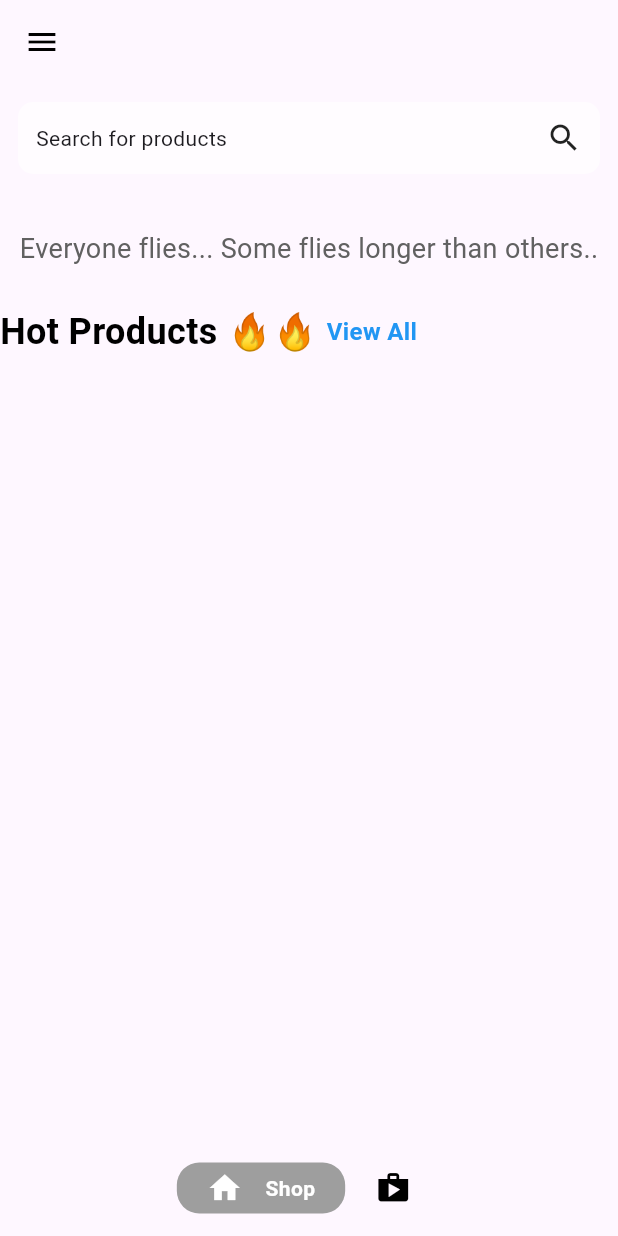
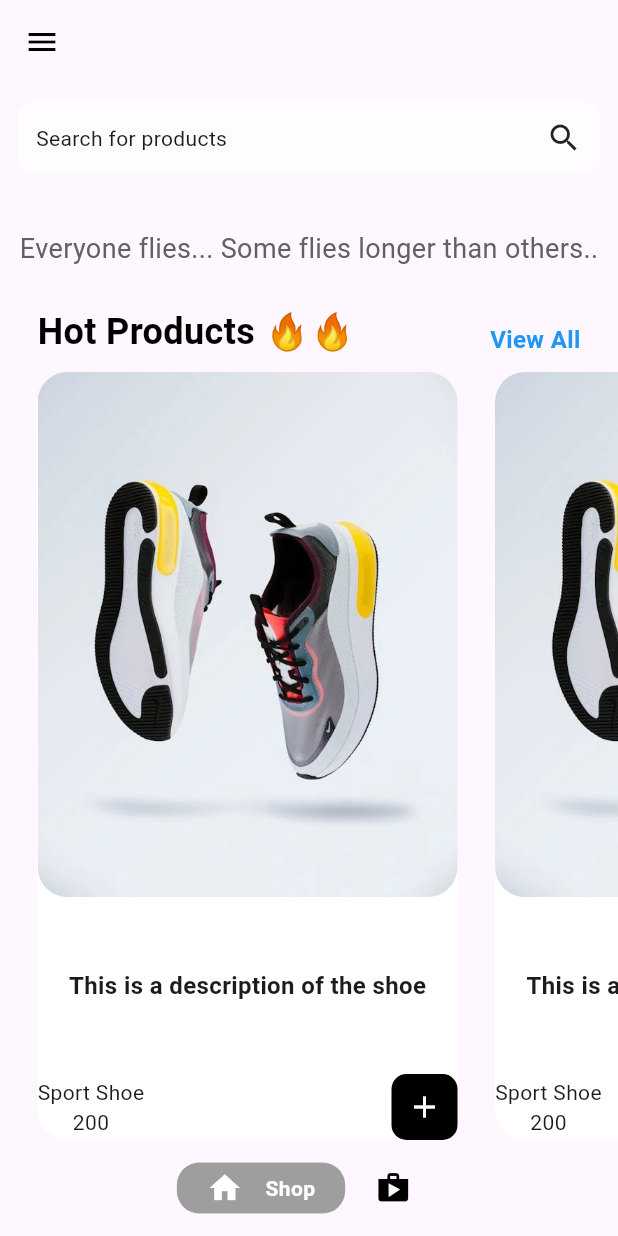
Before and after one commit to ZakyTm/ECOMMERCE-APP, a Flutter app: the HomePage screen opened directly, on a phone screen of 412 x 824 dp. Run offline on Flutter 3.47's test engine with Material 3 defaults, Android fonts, the phone set to English and light mode, and no system bars; drawn by our look-alikes of google_nav_bar.

Commit message:
Adding the models folder and creating the shop interface with a well structured UI

```diff
--- /dev/null
+++ b/lib/components/shoe_tile.dart
@@ -0,0 +1,58 @@
+import 'package:flutter/material.dart';
+
+import '../models/shoe.dart';
+
+class ShoeTile extends StatelessWidget {
+  Shoe shoe;
+  ShoeTile({super.key, required this.shoe});
+
+  @override
+  Widget build(BuildContext context) {
+    return Container(
+      margin: const EdgeInsets.only(left: 25),
+      width: 280,
+      decoration: BoxDecoration(
+        color: Colors.white,
+        borderRadius: BorderRadius.circular(20),
+      ),
+      child: Column(
+        mainAxisAlignment: MainAxisAlignment.spaceBetween,
+        children: [
+          ClipRRect(
+              borderRadius: BorderRadius.circular(20),
+              child: Image.asset(shoe.imagePath)),
+          Text(
+            shoe.description,
+            style: const TextStyle(
+              fontSize: 16,
+              fontWeight: FontWeight.bold,
+            ),
+          ),
+          Row(
+            mainAxisAlignment: MainAxisAlignment.spaceBetween,
+            children: [
+              Column(
+                children: [
+                  //shoe Name
+                  Text(shoe.name),
+                  //Shoe Price
+                  Text(shoe.price)
+                ],
+              ),
+
+              //Add to Cart Button
+              Container(
+                padding: EdgeInsets.all(10),
+                decoration: BoxDecoration(
+                  color: Colors.black,
+                  borderRadius: BorderRadius.circular(10),
+                ),
+                child: Icon(Icons.add, color: Colors.white),
+              )
+            ],
+          )
+        ],
+      ),
+    );
+  }
+}
--- /dev/null
+++ b/lib/models/shoe.dart
@@ -0,0 +1,12 @@
+class Shoe {
+  final String name;
+  final String imagePath;
+  final String price;
+  final String description;
+
+  Shoe(
+      {required this.name,
+      required this.imagePath,
+      required this.price,
+      required this.description});
+}
--- a/lib/pages/home_page.dart
+++ b/lib/pages/home_page.dart
@@ -1,5 +1,4 @@
 import 'package:ecommerce_app/components/bottom_nav_bar.dart';
-
 import 'package:flutter/material.dart';
 import 'shop_page.dart';
 import 'cart_page.dart';
@@ -11,24 +10,17 @@ class HomePage extends StatefulWidget {
   State<HomePage> createState() => _HomePageState();
 }
 
-//
 class _HomePageState extends State<HomePage> {
-// this selectide index is to control the bottom nav bar
   int _selectedIndex = 0;
 
-  //this method will update our selected index when we tap on the bottom nav bar
-  void navegateBottomBar(int index) {
+  void navigateBottomBar(int index) {
     setState(() {
       _selectedIndex = index;
     });
   }
 
-  //page To display
   final List<Widget> _pages = <Widget>[
-    //Shop page
     const ShopPage(),
-
-    //Card Page
     const CartPage(),
   ];
 
@@ -36,7 +28,7 @@ class _HomePageState extends State<HomePage> {
   Widget build(BuildContext context) {
     return Scaffold(
       bottomNavigationBar: BottomNavBar(
-        onTabChange: (index) => navegateBottomBar(index),
+        onTabChange: (index) => navigateBottomBar(index),
       ),
       appBar: AppBar(
         backgroundColor: Colors.transparent,
@@ -49,62 +41,57 @@ class _HomePageState extends State<HomePage> {
             ),
             onPressed: () {
               Scaffold.of(context).openDrawer();
-              }),
+            },
+          ),
         ),
       ),
       drawer: Drawer(
         backgroundColor: Colors.grey[900],
         child: Column(
-            mainAxisAlignment: MainAxisAlignment.spaceBetween,
           children: [
+            // Top content
             Column(
               children: [
-                  //Logo
                 DrawerHeader(
                   child: Image.asset(
                     'lib/images/one_logo.jpeg',
                   ),
                 ),
-
                 const Padding(
                   padding: EdgeInsets.symmetric(horizontal: 20),
                   child: Divider(
                     color: Colors.white,
                   ),
                 ),
-                  //Other pages we can go to from the drawer
-                  // Home Page
                 const Padding(
                   padding: EdgeInsets.only(left: 25),
                   child: ListTile(
                     leading: Icon(Icons.home, color: Colors.white),
-                      title:
-                          Text('Home', style: TextStyle(color: Colors.white)),
+                    title: Text('Home', style: TextStyle(color: Colors.white)),
                   ),
                 ),
-
-                  // About Page
                 const Padding(
                   padding: EdgeInsets.only(left: 25),
                   child: ListTile(
                     leading: Icon(Icons.info, color: Colors.white),
-                      title:
-                          Text('About', style: TextStyle(color: Colors.white)),
+                    title: Text('About', style: TextStyle(color: Colors.white)),
                   ),
                 ),
-                  // Click to log out
+              ],
+            ),
+            // Spacer pushes the logout button to the bottom
+            const Spacer(),
+            // Log out button
             const Padding(
               padding: EdgeInsets.only(left: 25.0, bottom: 25.0),
               child: ListTile(
                 leading: Icon(Icons.logout, color: Colors.white),
-                      title: Text('Log Out',
-                          style: TextStyle(color: Colors.white)),
+                title: Text('Log Out', style: TextStyle(color: Colors.white)),
               ),
             ),
           ],
         ),
-            ],
-          )),
+      ),
       body: _pages[_selectedIndex],
     );
   }
--- a/lib/pages/shop_page.dart
+++ b/lib/pages/shop_page.dart
@@ -1,5 +1,8 @@
 import 'package:flutter/material.dart';
 import 'package:flutter/widgets.dart';
+
+import '../components/shoe_tile.dart';
+import '../models/shoe.dart';
 
 class ShopPage extends StatefulWidget {
   const ShopPage({super.key});
@@ -36,7 +39,11 @@ class _ShopPageState extends State<ShopPage> {
           ),
         ),
         //List of products
-        Row(
+        const Padding(
+          padding: EdgeInsets.symmetric(horizontal: 25),
+          child: Row(
+            mainAxisAlignment: MainAxisAlignment.spaceBetween,
+            crossAxisAlignment: CrossAxisAlignment.end,
             children: [
               Text('Hot Products 🔥🔥 ',
                   style: TextStyle(
@@ -50,6 +57,25 @@ class _ShopPageState extends State<ShopPage> {
                       fontSize: 16)),
             ],
           ),
+        ),
+
+        const SizedBox(height: 10),
+
+        Expanded(
+          child: ListView.builder(
+              itemCount: 5,
+              scrollDirection: Axis.horizontal,
+              //Create a Shoe
+              itemBuilder: (context, index) {
+                Shoe shoe = Shoe(
+                  name: 'Sport Shoe',
+                  price: "200",
+                  imagePath: 'lib/images/shoe1.jpeg',
+                  description: "This is a description of the shoe",
+                );
+                return ShoeTile(shoe: shoe);
+              }),
+        ),
       ],
     );
   }
--- a/pubspec.yaml
+++ b/pubspec.yaml
@@ -63,6 +63,12 @@ flutter:
   assets:
     - lib/images/logo_A_letter.jpeg
     - lib/images/one_logo.jpeg
+    - lib/images/shoe1.jpeg
+    - lib/images/shoe2.jpeg
+    - lib/images/shoe3.jpeg
+    - lib/images/shoe4.jpeg
+    - lib/images/shoe5.jpeg
+
 
   # An image asset can refer to one or more resolution-specific "variants", see
   # https://flutter.dev/assets-and-images/#resolution-aware
```
Also changed, not shown: lib/images/shoe1.jpeg (added), lib/images/shoe2.jpeg (added), lib/images/shoe3.jpeg (added), lib/images/shoe4.jpeg (added), lib/images/shoe5.jpeg (added). Lines whose indentation alone changed are shown as unchanged.
